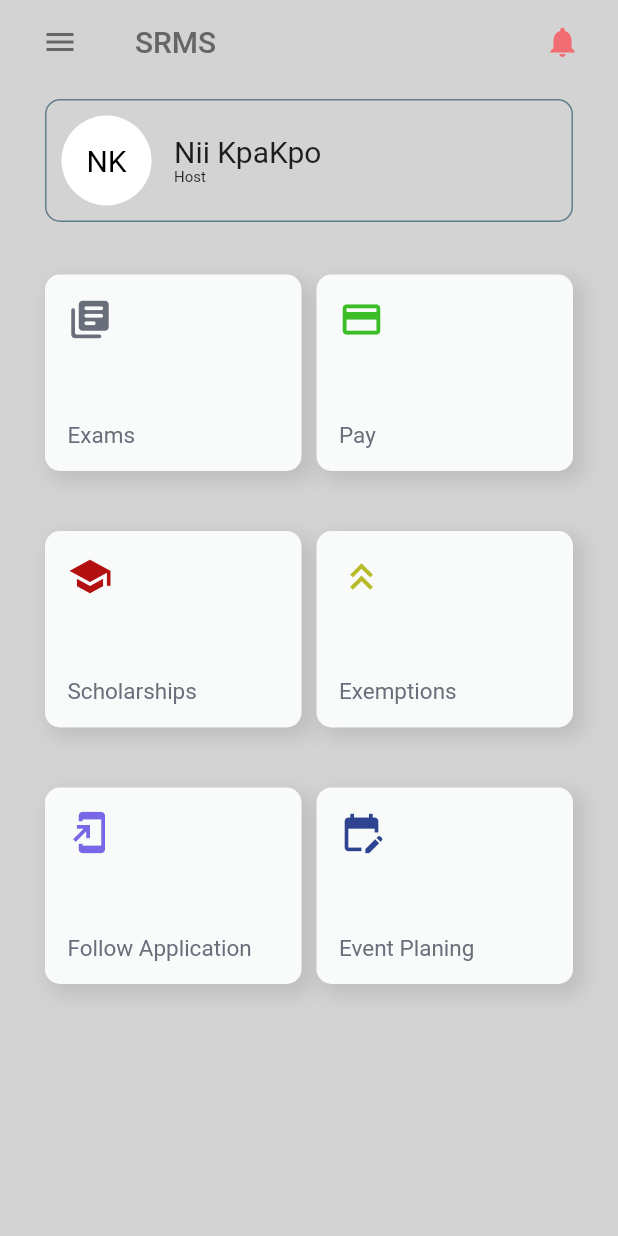
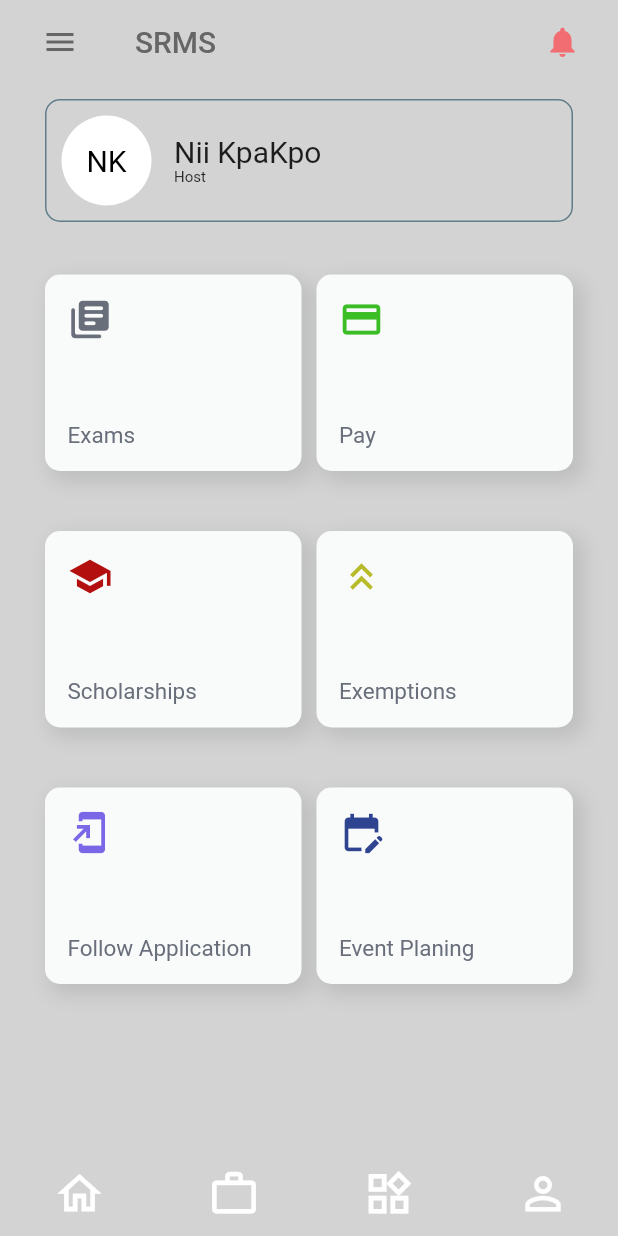
Before and after one commit to Hackyq/firstapp, a Flutter app: the Dashboard screen opened directly, on a phone screen of 412 x 824 dp. Run offline on Flutter 3.47's test engine with Material 2 defaults, Android fonts, the phone set to English and light mode, and no system bars.

Commit message:
bottomnav added

```diff
--- a/lib/screens/dashboard.dart
+++ b/lib/screens/dashboard.dart
@@ -67,7 +67,59 @@ class Dashboard extends StatelessWidget {
                       buildFollowApp(),
                       buildEventPlan(),
                     ]))
-                ])));
+              ])),
+      bottomNavigationBar: Container(
+        height: 60,
+        decoration: const BoxDecoration(
+          color: Color(0xffD3d3d3),
+          borderRadius: BorderRadius.only(
+            topLeft: Radius.circular(0),
+            topRight: Radius.circular(0),
+          ),
+        ),
+        child: Row(
+          mainAxisAlignment: MainAxisAlignment.spaceAround,
+          children: [
+            IconButton(
+              enableFeedback: false,
+              onPressed: () {},
+              icon: const Icon(
+                Icons.home_outlined,
+                color: Colors.white,
+                size: 35,
+              ),
+            ),
+            IconButton(
+              enableFeedback: false,
+              onPressed: () {},
+              icon: const Icon(
+                Icons.work_outline_outlined,
+                color: Colors.white,
+                size: 35,
+              ),
+            ),
+            IconButton(
+              enableFeedback: false,
+              onPressed: () {},
+              icon: const Icon(
+                Icons.widgets_outlined,
+                color: Colors.white,
+                size: 35,
+              ),
+            ),
+            IconButton(
+              enableFeedback: false,
+              onPressed: () {},
+              icon: const Icon(
+                Icons.person_outline,
+                color: Colors.white,
+                size: 35,
+              ),
+            ),
+          ],
+        ),
+      ),
+    );
   }
 }
 
```
Lines whose indentation alone changed are shown as unchanged.
